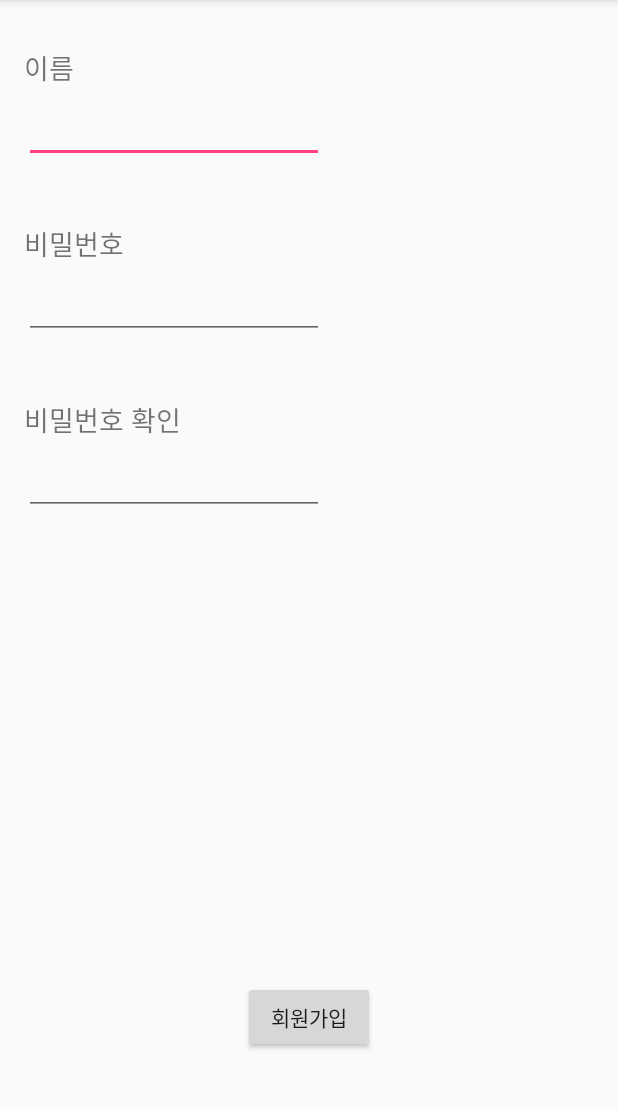
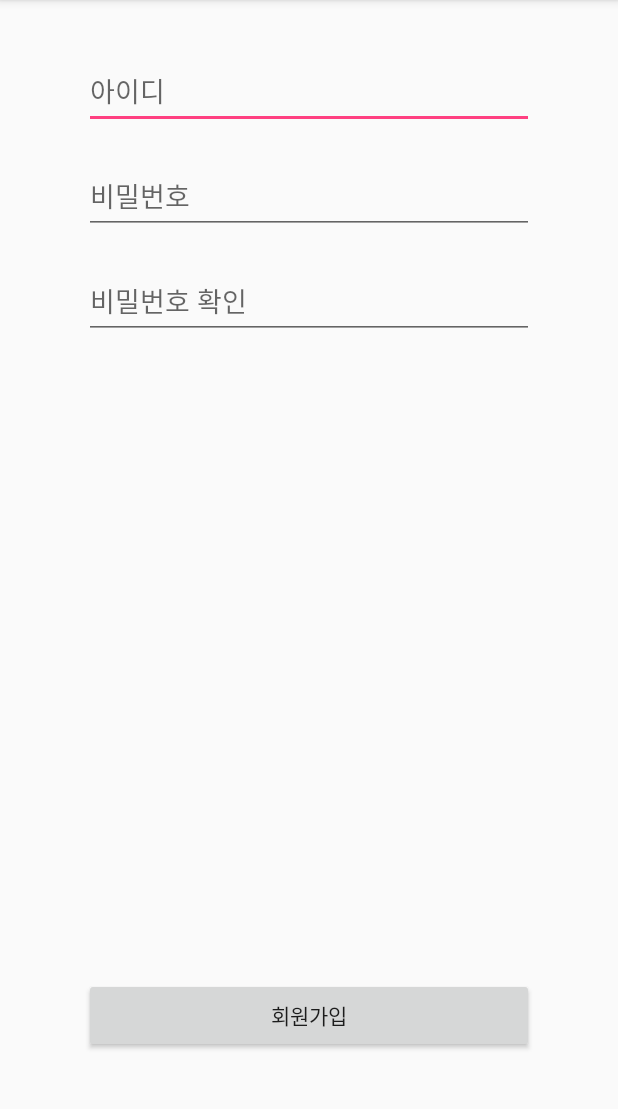
Before and after one commit to sungjunyoung/photoME, an Android app: the SignupActivity screen opened directly, with no data from a screen before it, on a phone screen of 412 x 824 dp, the part 84-1193 px from its top. Run offline under Robolectric (Android 15) with nearby library versions, the phone set to English and light mode, and no system bars; Roboto replaces fonts that are not available here; 4 statements that could not run were skipped.

Commit message:
회원가입화면 변경 1차

```diff
--- a/app/src/main/java/com/teamtoriden/photome/Activity/SignupActivity.java
+++ b/app/src/main/java/com/teamtoriden/photome/Activity/SignupActivity.java
@@ -31,14 +31,14 @@ public class SignupActivity extends AppCompatActivity {
         confirmPw.setTransformationMethod(passwdtm);
 
         //saymael으로 폰트 변경
-        TextView textView1 = (TextView) findViewById(R.id.t1);
-        textView1.setTypeface(Typeface.createFromAsset(getAssets(), "saymael.ttf"));
+        EditText View1 = (EditText) findViewById(R.id.editUsername);
+        View1.setTypeface(Typeface.createFromAsset(getAssets(), "saymael.ttf"));
 
-        TextView textView2 = (TextView) findViewById(R.id.t2);
-        textView2.setTypeface(Typeface.createFromAsset(getAssets(), "saymael.ttf"));
+        EditText View2 = (EditText) findViewById(R.id.editPassword);
+        View2.setTypeface(Typeface.createFromAsset(getAssets(), "saymael.ttf"));
 
-        TextView textView3 = (TextView) findViewById(R.id.t3);
-        textView3.setTypeface(Typeface.createFromAsset(getAssets(), "saymael.ttf"));
+        EditText View3 = (EditText) findViewById(R.id.editConfirm);
+        View3.setTypeface(Typeface.createFromAsset(getAssets(), "saymael.ttf"));
 
         Button Button1 = (Button) findViewById(R.id.button);
         Button1.setTypeface(Typeface.createFromAsset(getAssets(), "saymael.ttf"));
--- a/app/src/main/res/layout/activity_login.xml
+++ b/app/src/main/res/layout/activity_login.xml
@@ -7,7 +7,6 @@
     android:paddingLeft="@dimen/activity_horizontal_margin"
     android:paddingRight="@dimen/activity_horizontal_margin"
     android:paddingTop="@dimen/activity_vertical_margin"
-    android:background="#CCCCCC"
     tools:context="com.teamtoriden.photome.Activity.LoginActivity">
 
     <TextView
@@ -23,7 +22,6 @@
         android:id="@+id/idInput"
         android:layout_centerHorizontal="true"
         android:hint="ID"
-        android:background="#FFFFFF"
         android:layout_marginTop="200dp"/>
 
     <EditText
@@ -33,7 +31,6 @@
         android:layout_marginTop="5dp"
         android:layout_centerHorizontal="true"
         android:hint="Password"
-        android:background="#FFFFFF"
         android:layout_below="@+id/idInput"/>
 
     <Button
--- a/app/src/main/res/layout/activity_signup.xml
+++ b/app/src/main/res/layout/activity_signup.xml
@@ -1,4 +1,3 @@
-<?xml version="1.0" encoding="utf-8"?>
 <RelativeLayout xmlns:android="http://schemas.android.com/apk/res/android"
     xmlns:tools="http://schemas.android.com/tools"
     android:layout_width="match_parent"
@@ -10,53 +9,37 @@
     tools:context="com.teamtoriden.photome.Activity.SignupActivity">
 
 
-    <TextView
-        android:layout_width="wrap_content"
-        android:layout_height="wrap_content"
-        android:layout_marginTop="15dp"
-        android:text="이름"
-        android:textSize="18sp"
-        android:id="@+id/t1" />
+    <EditText
+        android:layout_width="300dp"
+        android:layout_height="50dp"
+        android:layout_marginTop="20dp"
+        android:layout_centerHorizontal="true"
+        android:hint="아이디"
+        android:id="@+id/editUsername" />
+
+
 
     <EditText
-        android:layout_width="200dp"
+        android:layout_width="300dp"
         android:layout_height="50dp"
-        android:layout_below="@+id/t1"
-        android:id="@+id/editUsername" />
-
-    <TextView
-        android:layout_width="wrap_content"
-        android:layout_height="wrap_content"
         android:layout_below="@+id/editUsername"
-        android:layout_marginTop="40dp"
-        android:text="비밀번호"
-        android:textSize="18sp"
-        android:id="@+id/t2"/>
+        android:layout_marginTop="20dp"
+        android:layout_centerHorizontal="true"
+        android:hint="비밀번호"
+        android:id="@+id/editPassword"/>
 
     <EditText
-        android:layout_width="200dp"
+        android:layout_width="300dp"
         android:layout_height="50dp"
-        android:layout_below="@+id/t2"
-        android:id="@+id/editPassword"/>
-
-    <TextView
-        android:layout_width="wrap_content"
-        android:layout_height="wrap_content"
-        android:layout_marginTop="40dp"
-        android:text="비밀번호 확인"
-        android:id="@+id/t3"
-        android:textSize="18sp"
+        android:id="@+id/editConfirm"
+        android:layout_marginTop="20dp"
+        android:layout_centerHorizontal="true"
+        android:hint="비밀번호 확인"
         android:layout_below="@+id/editPassword" />
 
-    <EditText
-        android:layout_width="200dp"
+    <Button
+        android:layout_width="300dp"
         android:layout_height="50dp"
-        android:id="@+id/editConfirm"
-        android:layout_below="@+id/t3" />
-
-    <Button
-        android:layout_width="wrap_content"
-        android:layout_height="wrap_content"
         android:text="회원가입"
         android:onClick="NextstepClicked"
         android:id="@+id/button"
```
